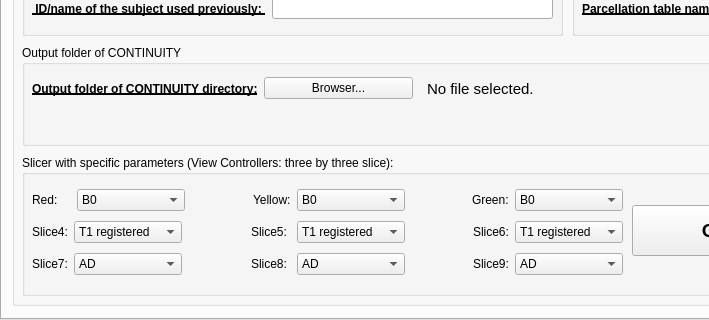
This is CONTINUITY_QC/interface_visualization.ui in HZBCPP/CONTINUITY-lite as Qt 5 draws it before an edit; both pictures show x 0 to 709 and y 311 to 631 of the 1132 by 631 pixel window. The edited form follows.
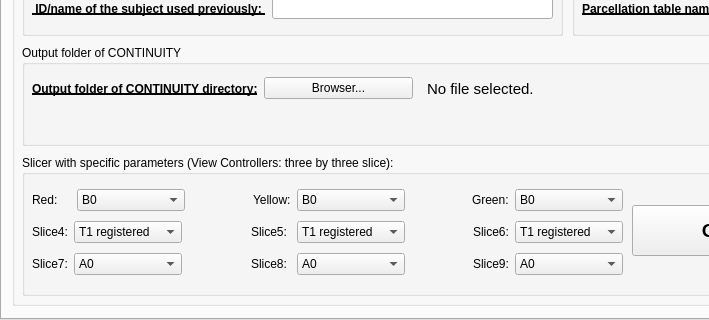
This is the edited form. The open tabs and pages were chosen to show the change.

What changed in the file:
```diff
--- a/CONTINUITY_QC/interface_visualization.ui
+++ b/CONTINUITY_QC/interface_visualization.ui
@@ -422,7 +422,7 @@
           <widget class="QComboBox" name="Slice7_comboBox">
            <item>
             <property name="text">
-             <string>AD</string>
+             <string>A0</string>
             </property>
            </item>
            <item>
@@ -476,7 +476,7 @@
           <widget class="QComboBox" name="Slice8_comboBox">
            <item>
             <property name="text">
-             <string>AD</string>
+             <string>A0</string>
             </property>
            </item>
            <item>
@@ -530,7 +530,7 @@
           <widget class="QComboBox" name="Slice9_comboBox">
            <item>
             <property name="text">
-             <string>AD</string>
+             <string>A0</string>
             </property>
            </item>
            <item>
```
Left out of the diff: 16 changed lines with no effect on the pictures.
